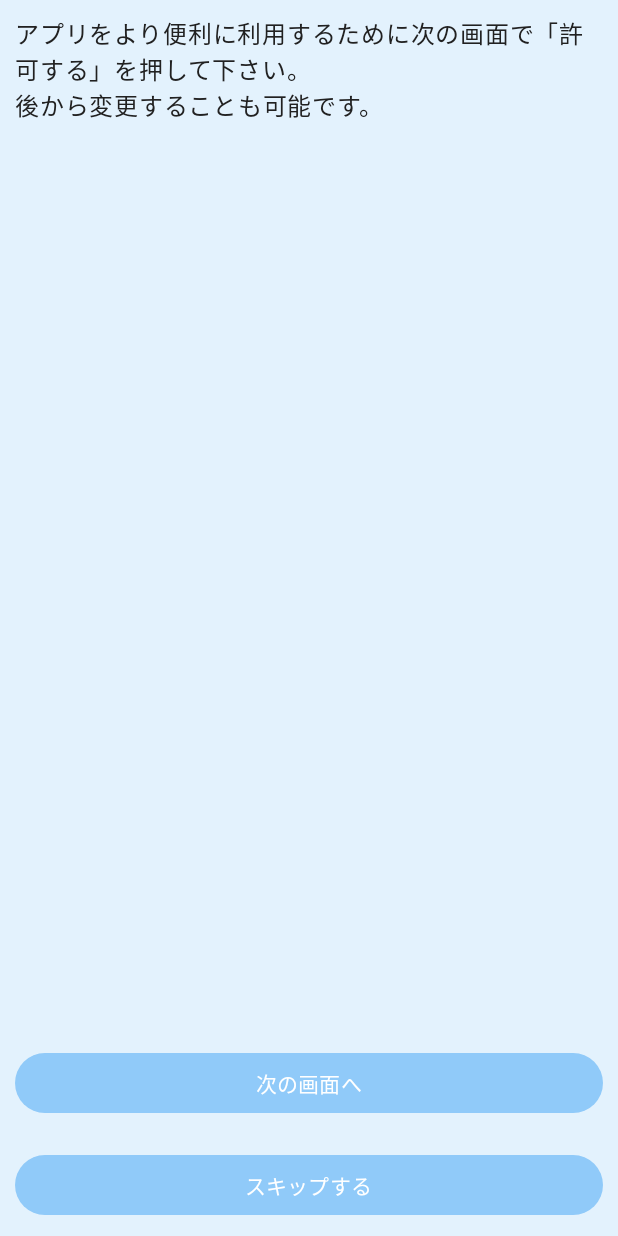
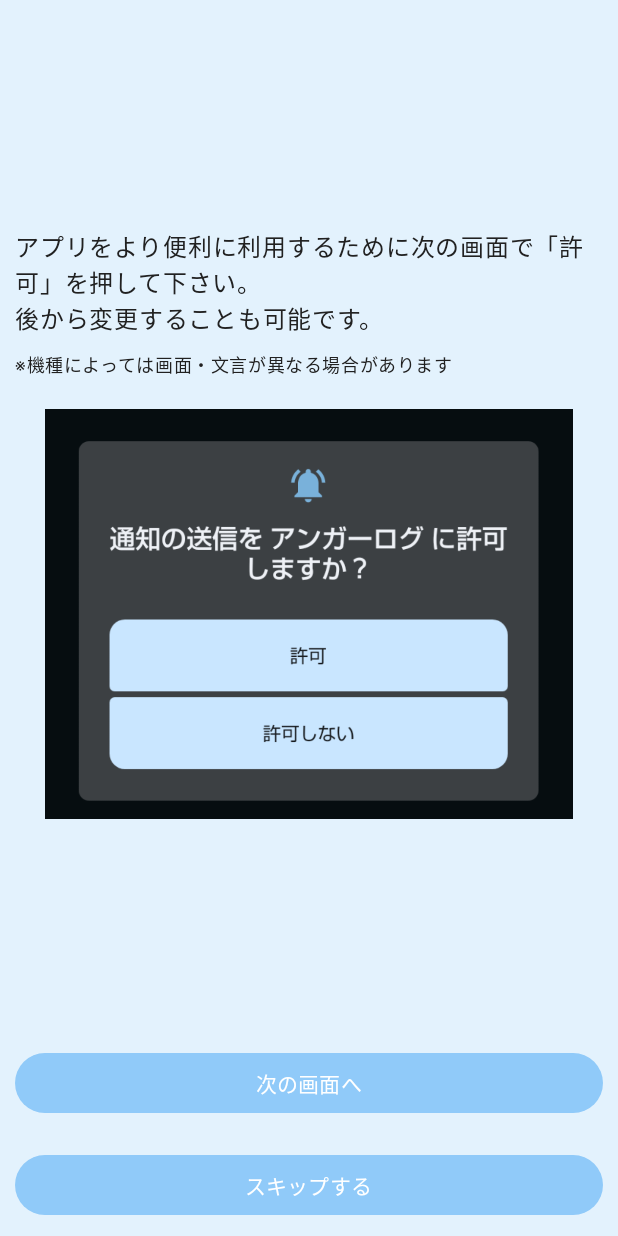
Before and after one commit to kurramkurram/AngerLog, an Android app built with Jetpack Compose: the PermissionScreen screen opened through its navigation route, on a phone screen of 412 x 824 dp. Run offline under Robolectric (Android 15) with nearby library versions, the phone set to English and light mode, and no system bars; our stand-ins replace AdMob; 1 statement that could not run was skipped.

Commit message:
[Update] 権限画面を整える (#23)

```diff
--- a/app/src/main/java/io/github/kurramkurram/angerlog/ui/screen/PermissionScreen.kt
+++ b/app/src/main/java/io/github/kurramkurram/angerlog/ui/screen/PermissionScreen.kt
@@ -4,13 +4,19 @@ import android.os.Build
 import androidx.activity.compose.rememberLauncherForActivityResult
 import androidx.activity.result.contract.ActivityResultContracts
 import androidx.annotation.RequiresApi
+import androidx.compose.foundation.Image
+import androidx.compose.foundation.layout.Arrangement
 import androidx.compose.foundation.layout.Column
+import androidx.compose.foundation.layout.Spacer
 import androidx.compose.foundation.layout.fillMaxWidth
+import androidx.compose.foundation.layout.height
 import androidx.compose.foundation.layout.padding
 import androidx.compose.material3.Button
+import androidx.compose.material3.MaterialTheme
 import androidx.compose.material3.Text
 import androidx.compose.runtime.Composable
 import androidx.compose.ui.Modifier
+import androidx.compose.ui.res.painterResource
 import androidx.compose.ui.res.stringResource
 import androidx.compose.ui.unit.dp
 import io.github.kurramkurram.angerlog.R
@@ -30,17 +36,31 @@ fun PermissionScreen(
     onClickSkip: () -> Unit,
 ) {
     Column {
-        // 何か表示するのでColumnでネスト
         Column(
             modifier =
                 modifier
                     .weight(1f)
                     .fillMaxWidth()
                     .padding(10.dp),
+            verticalArrangement = Arrangement.Center,
         ) {
             Text(
-                modifier = modifier,
+                modifier = modifier.padding(vertical = 10.dp),
                 text = stringResource(R.string.permission_description),
+                style = MaterialTheme.typography.bodyLarge,
+            )
+
+            Text(
+                text = stringResource(R.string.permission_description_notice),
+                style = MaterialTheme.typography.bodySmall,
+            )
+
+            Spacer(Modifier.height(20.dp))
+
+            Image(
+                modifier = modifier.padding(horizontal = 20.dp),
+                painter = painterResource(R.drawable.permission),
+                contentDescription = stringResource(R.string.permission_screenshot_cd),
             )
         }
 
--- a/app/src/main/res/values/strings.xml
+++ b/app/src/main/res/values/strings.xml
@@ -1,5 +1,5 @@
 <resources>
-    <string name="app_name">AngerLog</string>
+    <string name="app_name">アンガーログ</string>
 
     <string name="initial">利用案内画面</string>
     <string name="initial_description">このアプリは記録する怒りと向きあうアプリです。\nこのアプリを使っても怒りは解決しません。\nしかし、日々の怒りを記録し、分析し、振り返り、自分の怒りを向きあうことで上手に怒りと付き合う方法を考えるアプリです。</string>
@@ -9,7 +9,9 @@
     <string name="initial_button_text">利用を開始する</string>
 
     <string name="permission">権限</string>
-    <string name="permission_description">アプリをより便利に利用するために次の画面で「許可する」を押して下さい。\n後から変更することも可能です。</string>
+    <string name="permission_description">アプリをより便利に利用するために次の画面で「許可」を押して下さい。\n後から変更することも可能です。</string>
+    <string name="permission_description_notice">※機種によっては画面・文言が異なる場合があります</string>
+    <string name="permission_screenshot_cd">パーミッション許可画面の例</string>
     <string name="permission_next_button">次の画面へ</string>
     <string name="permission_skip_button">スキップする</string>
 
```
Also changed, not shown: app/src/main/res/drawable/permission.png (added).
